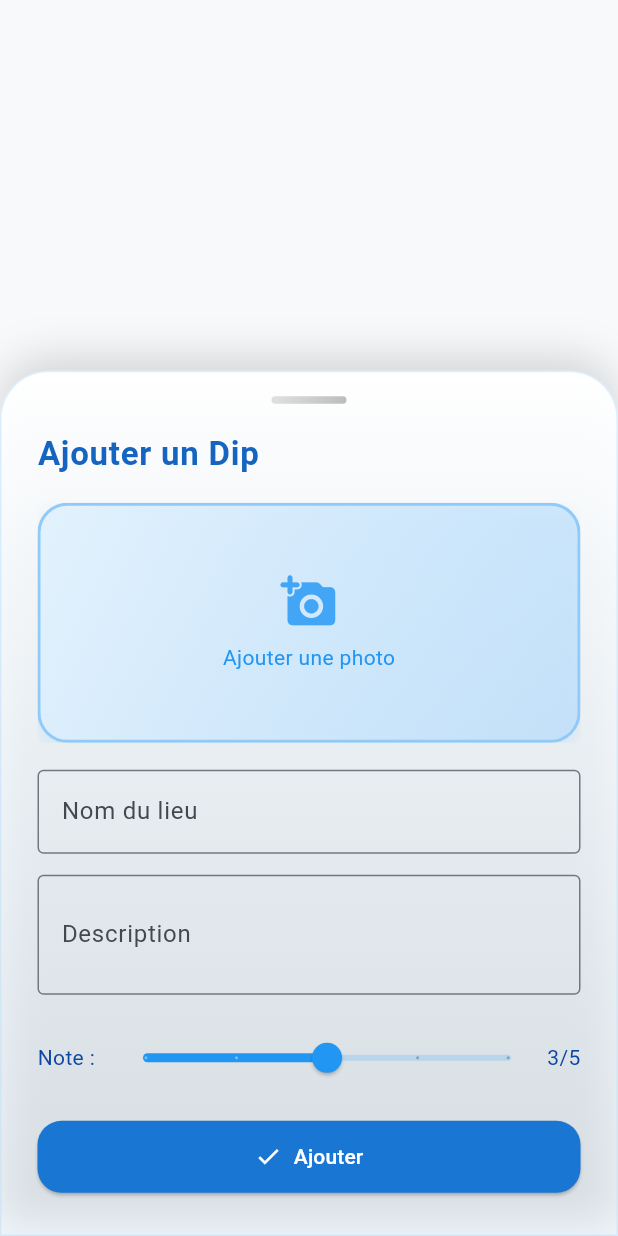
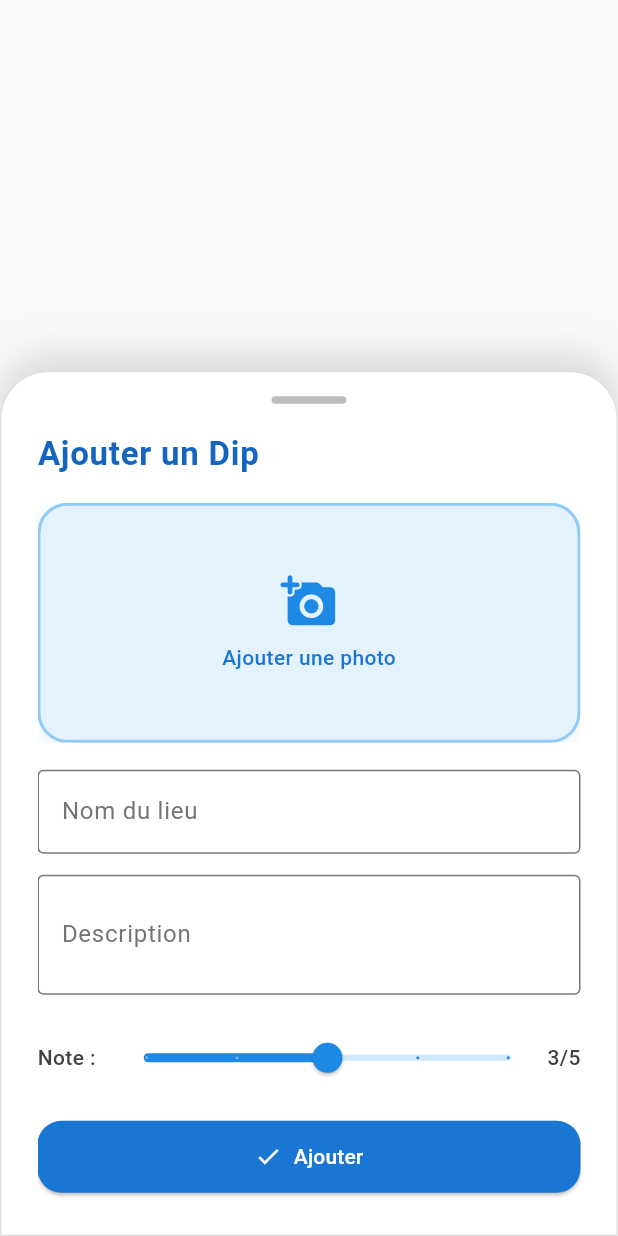
Before and after one commit to antoskuu/Dip, a Flutter app: the AddDipSheet widget shown alone on an empty page, opened directly with empty values, on a phone screen of 412 x 824 dp. Run offline on Flutter 3.47's test engine with Material 3 defaults, Android fonts, the phone set to English and light mode, and no system bars; our stand-ins replace flutter_map, geolocator, image_picker, latlong2, sqflite; accounts and stored records are empty; Roboto replaces fonts that are missing (Montserrat).

Commit message:
update boutons

```diff
--- a/lib/pages/map_page.dart
+++ b/lib/pages/map_page.dart
@@ -312,9 +312,10 @@ class _MapPageState extends State<MapPage> {
           const Center(child: CircularProgressIndicator()),
         Positioned(
           bottom: 32,
-          right: 32,
+          right: 16,
           child: Column(
             mainAxisSize: MainAxisSize.min,
+            crossAxisAlignment: CrossAxisAlignment.end,
             children: [
               Container(
                 decoration: BoxDecoration(
@@ -383,6 +384,8 @@ class _MapPageState extends State<MapPage> {
                           width: 1,
                         ),
                       ),
+                      child: Padding(
+                        padding: const EdgeInsets.symmetric(vertical: 4),
                         child: FloatingActionButton.extended(
                           heroTag: 'center_last',
                           onPressed: () async {
@@ -408,6 +411,7 @@ class _MapPageState extends State<MapPage> {
                     ),
                   ),
                 ),
+              ),
             ],
           ),
         ),
--- a/lib/widgets/add_dip_sheet.dart
+++ b/lib/widgets/add_dip_sheet.dart
@@ -76,21 +76,18 @@ class _AddDipSheetState extends State<AddDipSheet> with SingleTickerProviderStat
 
   @override
   Widget build(BuildContext context) {
-    return DraggableScrollableSheet(
+    return Padding(
+      padding: EdgeInsets.only(
+        bottom: MediaQuery.of(context).viewInsets.bottom,
+      ),
+      child: DraggableScrollableSheet(
         initialChildSize: 0.7,
         minChildSize: 0.4,
         maxChildSize: 0.95,
         builder: (context, scrollController) {
           return Container(
             decoration: BoxDecoration(
-            gradient: LinearGradient(
-              colors: [
-                Colors.white,
-                Colors.blue[50]!.withValues(alpha: 0.3),
-              ],
-              begin: Alignment.topCenter,
-              end: Alignment.bottomCenter,
-            ),
+              color: Colors.white,
               borderRadius: const BorderRadius.vertical(top: Radius.circular(32)),
               boxShadow: [
                 BoxShadow(
@@ -100,7 +97,7 @@ class _AddDipSheetState extends State<AddDipSheet> with SingleTickerProviderStat
                 ),
               ],
               border: Border.all(
-              color: Colors.blue[100]!.withValues(alpha: 0.5),
+                color: Colors.grey[300]!,
                 width: 1,
               ),
             ),
@@ -118,12 +115,7 @@ class _AddDipSheetState extends State<AddDipSheet> with SingleTickerProviderStat
                         height: 5,
                         margin: const EdgeInsets.only(bottom: 20),
                         decoration: BoxDecoration(
-                        gradient: LinearGradient(
-                          colors: [
-                            Colors.grey[300]!,
-                            Colors.grey[400]!,
-                          ],
-                        ),
+                          color: Colors.grey[400],
                           borderRadius: BorderRadius.circular(10),
                         ),
                       ),
@@ -146,14 +138,7 @@ class _AddDipSheetState extends State<AddDipSheet> with SingleTickerProviderStat
                           width: double.infinity,
                           height: 160,
                           decoration: BoxDecoration(
-                          gradient: LinearGradient(
-                            colors: [
-                              Colors.blue[50]!,
-                              Colors.blue[100]!.withValues(alpha: 0.7),
-                            ],
-                            begin: Alignment.topLeft,
-                            end: Alignment.bottomRight,
-                          ),
+                            color: Colors.blue[50],
                             borderRadius: BorderRadius.circular(20),
                             border: Border.all(
                               color: Colors.blue[200]!,
@@ -177,9 +162,9 @@ class _AddDipSheetState extends State<AddDipSheet> with SingleTickerProviderStat
                                   : Column(
                                       mainAxisAlignment: MainAxisAlignment.center,
                                       children: [
-                                      Icon(Icons.add_a_photo_rounded, color: Colors.blue[400], size: 38),
+                                        Icon(Icons.add_a_photo_rounded, color: Colors.blue[600], size: 38),
                                         const SizedBox(height: 8),
-                                      Text('Ajouter une photo', style: TextStyle(color: Colors.blue)),
+                                        Text('Ajouter une photo', style: TextStyle(color: Colors.blue[700], fontWeight: FontWeight.w500)),
                                       ],
                                     ),
                         ),
@@ -188,9 +173,14 @@ class _AddDipSheetState extends State<AddDipSheet> with SingleTickerProviderStat
                     const SizedBox(height: 18),
                     TextFormField(
                       controller: _nameController,
-                    decoration: const InputDecoration(
+                      style: TextStyle(color: Colors.grey[800]),
+                      decoration: InputDecoration(
                         labelText: 'Nom du lieu',
-                      border: OutlineInputBorder(),
+                        labelStyle: TextStyle(color: Colors.grey[600]),
+                        border: const OutlineInputBorder(),
+                        focusedBorder: OutlineInputBorder(
+                          borderSide: BorderSide(color: Colors.blue[600]!, width: 2),
+                        ),
                       ),
                       validator: (value) =>
                           value == null || value.isEmpty ? 'Nom requis' : null,
@@ -198,16 +188,21 @@ class _AddDipSheetState extends State<AddDipSheet> with SingleTickerProviderStat
                     const SizedBox(height: 14),
                     TextFormField(
                       controller: _descController,
-                    decoration: const InputDecoration(
+                      style: TextStyle(color: Colors.grey[800]),
+                      decoration: InputDecoration(
                         labelText: 'Description',
-                      border: OutlineInputBorder(),
+                        labelStyle: TextStyle(color: Colors.grey[600]),
+                        border: const OutlineInputBorder(),
+                        focusedBorder: OutlineInputBorder(
+                          borderSide: BorderSide(color: Colors.blue[600]!, width: 2),
+                        ),
                       ),
                       maxLines: 2,
                     ),
                     const SizedBox(height: 18),
                     Row(
                       children: [
-                      const Text('Note :'),
+                        Text('Note :', style: TextStyle(color: Colors.grey[800], fontWeight: FontWeight.w500)),
                         const SizedBox(width: 8),
                         Expanded(
                           child: Slider(
@@ -216,6 +211,7 @@ class _AddDipSheetState extends State<AddDipSheet> with SingleTickerProviderStat
                             max: 5,
                             divisions: 4,
                             label: _rating.toString(),
+                            activeColor: Colors.blue[600],
                             onChanged: (value) {
                               setState(() {
                                 _rating = value.toInt();
@@ -223,7 +219,7 @@ class _AddDipSheetState extends State<AddDipSheet> with SingleTickerProviderStat
                             },
                           ),
                         ),
-                      Text('$_rating/5'),
+                        Text('$_rating/5', style: TextStyle(color: Colors.grey[800], fontWeight: FontWeight.w500)),
                       ],
                     ),
                     const SizedBox(height: 18),
@@ -271,12 +267,14 @@ class _AddDipSheetState extends State<AddDipSheet> with SingleTickerProviderStat
                         ),
                       ),
                     ),
+                    const SizedBox(height: 24), // Espace supplémentaire pour le clavier
                   ],
                 ),
               ),
             ),
           );
         },
+      ),
     );
   }
 }
```
Also changed, not shown: 4 other files. Lines whose indentation alone changed are shown as unchanged.
